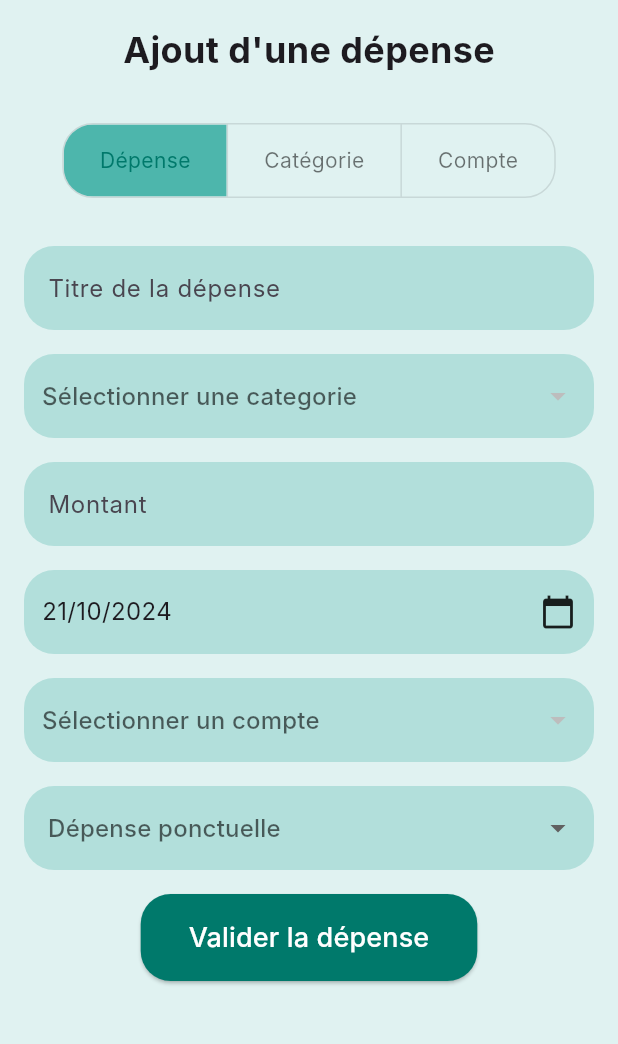
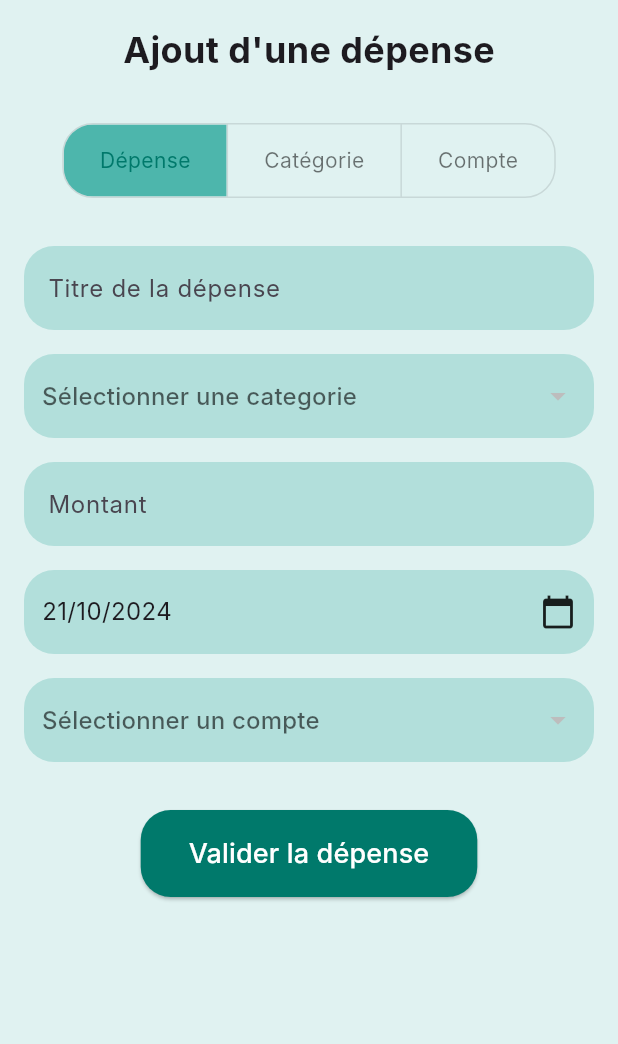
Before and after one commit to UnboringCompany/unboring_money, a Flutter app: the AddExpensePage screen opened by its route, on a phone screen of 412 x 824 dp, the part 84-1128 px from its top. Run offline on Flutter 3.47's test engine with Material 3 defaults, Android fonts, the light colour scheme and no system bars; our stand-ins replace sqflite; accounts and stored records are empty; Roboto replaces fonts that are missing (Inter).

Commit message:
remove recurrence field

```diff
--- a/lib/database/DatabaseHelper.dart
+++ b/lib/database/DatabaseHelper.dart
@@ -133,7 +133,6 @@ class DatabaseHelper {
         date: maps[i]['date'],
         compteId: maps[i]['compteId'],
         categorieId: maps[i]['categorieId'],
-        recurrence: maps[i]['recurrence'],
       );
     });
   }
--- a/lib/models/Depense.dart
+++ b/lib/models/Depense.dart
@@ -5,7 +5,6 @@ class Depense {
   final double montant;
   final String date;
   final int compteId;
-  final String recurrence;
 
   Depense({
     this.id,
@@ -14,7 +13,6 @@ class Depense {
     required this.montant,
     required this.date,
     required this.compteId,
-    required this.recurrence,
   });
 
   // Convert a Depense into a Map.
@@ -26,7 +24,6 @@ class Depense {
       'montant': montant,
       'date': date,
       'compteId': compteId,
-      'recurrence': recurrence,
     };
   }
 }
--- a/lib/screens/add_depense.dart
+++ b/lib/screens/add_depense.dart
@@ -24,7 +24,6 @@ class _AddExpensePageState extends State<AddExpensePage> {
   final _montantController = TextEditingController();
   int? _selectedCategorieId;
   int? _selectedCompteId;
-  final String _recurrence = 'ponctuelle'; // Valeur par défaut
 
   final _categorieNomController = TextEditingController();
   final _categorieLimiteController = TextEditingController();
@@ -181,8 +180,7 @@ class _AddExpensePageState extends State<AddExpensePage> {
                               montant: double.parse(_montantController.text),
                               categorieId: _selectedCategorieId!,
                               date: selectedDate.toIso8601String(),
-                              compteId: _selectedCompteId!,
-                              recurrence: _recurrence);
+                              compteId: _selectedCompteId!);
                           final dbHelper = DatabaseHelper();
                           dbHelper.insertDepense(depense);
                           _titreController.text = "";
@@ -365,27 +363,6 @@ class ExpenseForm extends StatelessWidget {
           ),
         ),
         const SizedBox(height: 16),
-
-        // Sélection du type de dépense
-        DropdownButtonFormField<String>(
-          decoration: InputDecoration(
-            filled: true,
-            fillColor: Colors.teal[100],
-            contentPadding: const EdgeInsets.symmetric(vertical: 16, horizontal: 12),
-            border: OutlineInputBorder(
-              borderRadius: BorderRadius.circular(20),
-              borderSide: BorderSide.none,
-            ),
-          ),
-          items: const [
-            DropdownMenuItem(value: 'ponctuelle', child: Text('Dépense ponctuelle')),
-            DropdownMenuItem(value: 'recurrente', child: Text('Dépense récurrente')),
-          ],
-          onChanged: (value) {
-            // Gérer le changement de valeur
-          },
-          hint: const Text('Dépense ponctuelle'),
-        ),
       ],
     );
   }
```
